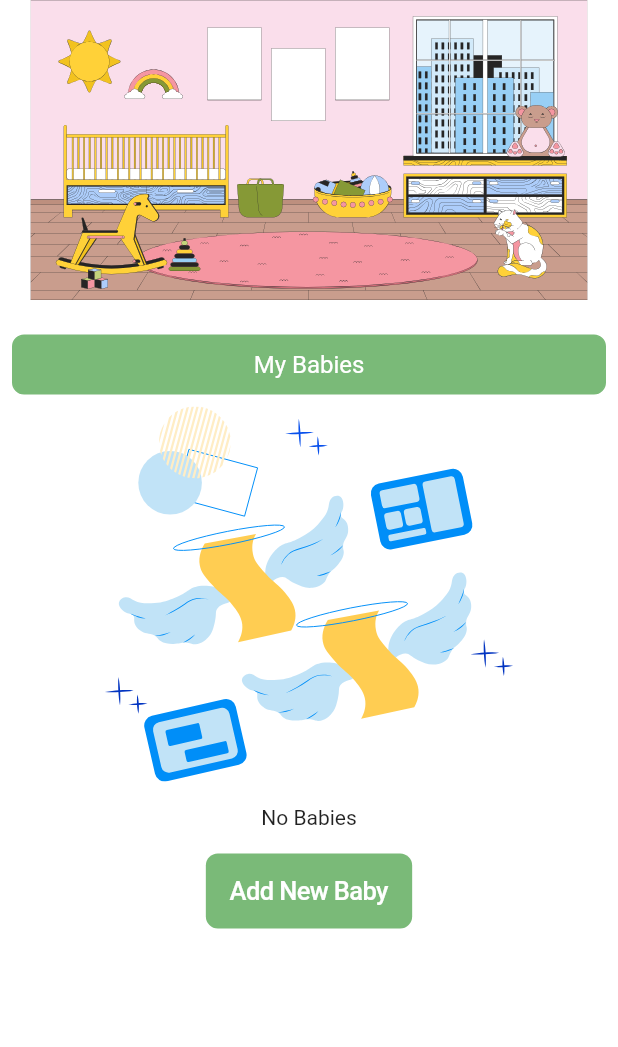
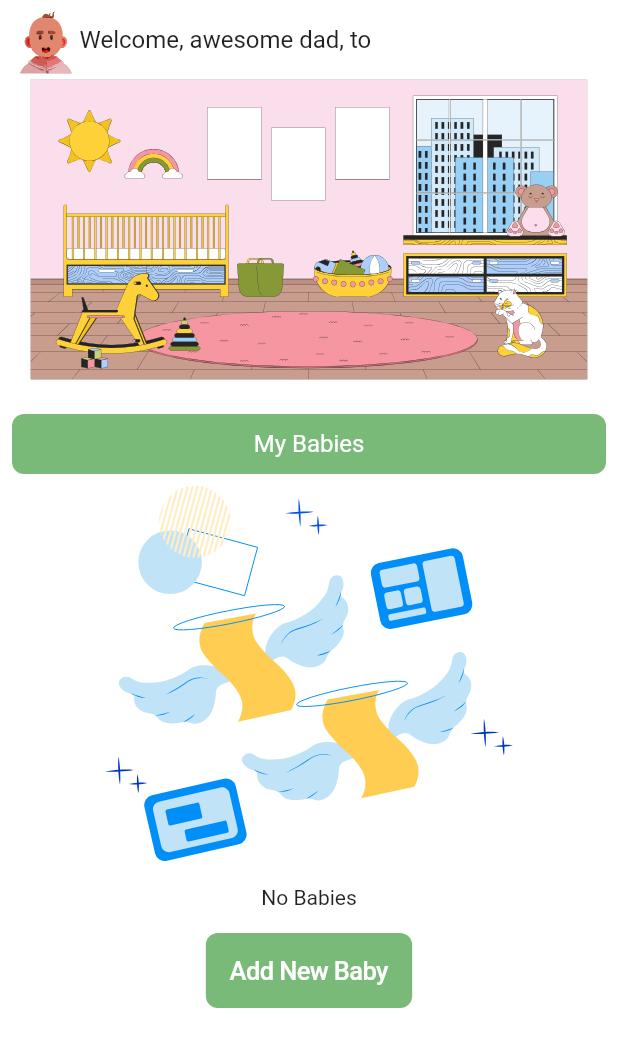
Before and after one commit to rabukhader/nursery, a Flutter app: the ParentDashboard widget shown alone on an empty page, opened directly, on a phone screen of 412 x 824 dp. Shown: the top 1047 px of the screen. Run offline on Flutter 3.47's test engine with Material 3 defaults, Android fonts, the light colour scheme and no system bars; our stand-ins replace animate_do, another_flushbar, cloud_firestore, firebase_auth, firebase_core, firebase_storage and 10 more; accounts and stored records are empty; Roboto replaces fonts that are missing (Poppins).

Commit message:
add-welcome-message

```diff
--- a/lib/ui/home/book_room_parent/book_room.dart
+++ b/lib/ui/home/book_room_parent/book_room.dart
@@ -83,7 +83,7 @@ class BookRoom extends StatelessWidget {
                                             context,
                                             MaterialPageRoute(
                                                 builder: (_) => MonitoringPage(
-                                                      bookedRoomDate: BookingRoom(
+                                                      bookedRoomData: BookingRoom(
                                                           parentId: provider
                                                                   .userData
                                                                   ?.id ??
--- a/lib/ui/home/parent_dashboard/parent_dashboard.dart
+++ b/lib/ui/home/parent_dashboard/parent_dashboard.dart
@@ -1,3 +1,5 @@
+import 'dart:math';
+
 import 'package:flutter/material.dart';
 import 'package:flutter_svg/svg.dart';
 import 'package:get_it/get_it.dart';
@@ -13,6 +15,7 @@ import 'package:nursery/ui/home/parent_dashboard/parent_dashboard_provider.dart'
 import 'package:nursery/utils/buttons.dart';
 import 'package:nursery/utils/fallback_image_handler.dart';
 import 'package:nursery/utils/icons.dart';
+import 'package:nursery/utils/welcome_messages.dart';
 import 'package:provider/provider.dart';
 
 class ParentDashboard extends StatelessWidget {
@@ -27,6 +30,27 @@ class ParentDashboard extends StatelessWidget {
           ParentDashboardProvider provider = context.watch();
           return SingleChildScrollView(
             child: Column(children: [
+              Container(
+                alignment: Alignment.centerLeft,
+                padding:
+                    const EdgeInsets.symmetric(horizontal: 8.0, vertical: 4.0),
+                child: Row(
+                  children: [
+                    SvgPicture.asset(
+                      kAternateBay,
+                      width: 45,
+                      height: 45,
+                    ),
+                    provider.isLoadingBabies
+                        ? const LoaderWidget()
+                        : WordByWordAnimation(
+                            gender: provider.userData?.gender ?? "male",
+                            duration:
+                                const Duration(seconds: 2, milliseconds: 500),
+                          ),
+                  ],
+                ),
+              ),
               Center(
                 child: SvgPicture.asset(
                   kNurseryDashboard,
@@ -53,14 +77,13 @@ class ParentDashboard extends StatelessWidget {
                               return AddNewCard(
                                   title: "Add new baby",
                                   onAddNew: () async {
-                              Baby? baby =
-                                  await AddNewBabyForm.show(context: context);
+                                    Baby? baby = await AddNewBabyForm.show(
+                                        context: context);
                                     if (baby != null) {
                                       await provider.addBaby(baby);
                                       await provider.loadData();
                                     }
-                            }
-                              );
+                                  });
                             } else {
                               return BabyCard(
                                 baby: provider.babies![index],
@@ -130,3 +153,64 @@ class BabyCard extends StatelessWidget {
     );
   }
 }
+
+class WordByWordAnimation extends StatefulWidget {
+  final String gender;
+  final Duration duration;
+
+  const WordByWordAnimation({
+    super.key,
+    required this.gender,
+    this.duration = const Duration(seconds: 2),
+  });
+
+  @override
+  // ignore: library_private_types_in_public_api
+  _WordByWordAnimationState createState() => _WordByWordAnimationState();
+}
+
+class _WordByWordAnimationState extends State<WordByWordAnimation>
+    with SingleTickerProviderStateMixin {
+  late AnimationController _controller;
+  late Animation<int> _animation;
+  late List<String> _words;
+
+  String getRandomWelcomingMessage(String gender) {
+    final random = Random();
+
+    if (gender.toLowerCase() == 'female') {
+      return momMessages[random.nextInt(momMessages.length)];
+    } else {
+      return dadMessages[random.nextInt(dadMessages.length)];
+    }
+  }
+
+  @override
+  void initState() {
+    super.initState();
+    _words = getRandomWelcomingMessage(widget.gender).split(' ');
+    _controller = AnimationController(
+      duration: widget.duration,
+      vsync: this,
+    )..forward();
+
+    _animation = IntTween(begin: 0, end: _words.length).animate(_controller);
+  }
+
+  @override
+  void dispose() {
+    _controller.dispose();
+    super.dispose();
+  }
+
+  @override
+  Widget build(BuildContext context) {
+    return AnimatedBuilder(
+      animation: _animation,
+      builder: (context, child) {
+        String displayedText = _words.take(_animation.value).join(' ');
+        return Text(displayedText, style: const TextStyle(fontSize: 16));
+      },
+    );
+  }
+}
--- a/lib/ui/home/parent_dashboard/parent_dashboard_provider.dart
+++ b/lib/ui/home/parent_dashboard/parent_dashboard_provider.dart
@@ -50,6 +50,6 @@ class ParentDashboardProvider extends ChangeNotifier {
   }
 
   Future loadUserData() async {
-    userData ??= await authStore.getUser();
+    userData = await authStore.getUser();
   }
 }
--- /dev/null
+++ b/lib/utils/welcome_messages.dart
@@ -0,0 +1,15 @@
+final List<String> momMessages = [
+  'Welcome, amazing mom, to parenthood!',
+  'Hello, wonderful mom, enjoy the journey!',
+  'Greetings, loving mom, cherish every moment!',
+  'Hey, super mom, you are incredible!',
+  'Hi, strong mom, your love shines bright!'
+];
+
+final List<String> dadMessages = [
+  'Welcome, awesome dad, to fatherhood!',
+  'Hello, fantastic dad, enjoy the adventure!',
+  'Greetings, caring dad, treasure each second!',
+  'Hey, super dad, you are amazing!',
+  'Hi, great dad, your strength inspires!'
+];
```
Also changed, not shown: lib/services/firestore_service.dart (+21 -0 lines), lib/ui/home/monitoring_page/monitoring_page.dart (+14 -5 lines), lib/ui/home/monitoring_page/monitoring_provider.dart (+31 -0 lines). Lines whose indentation alone changed are shown as unchanged.
